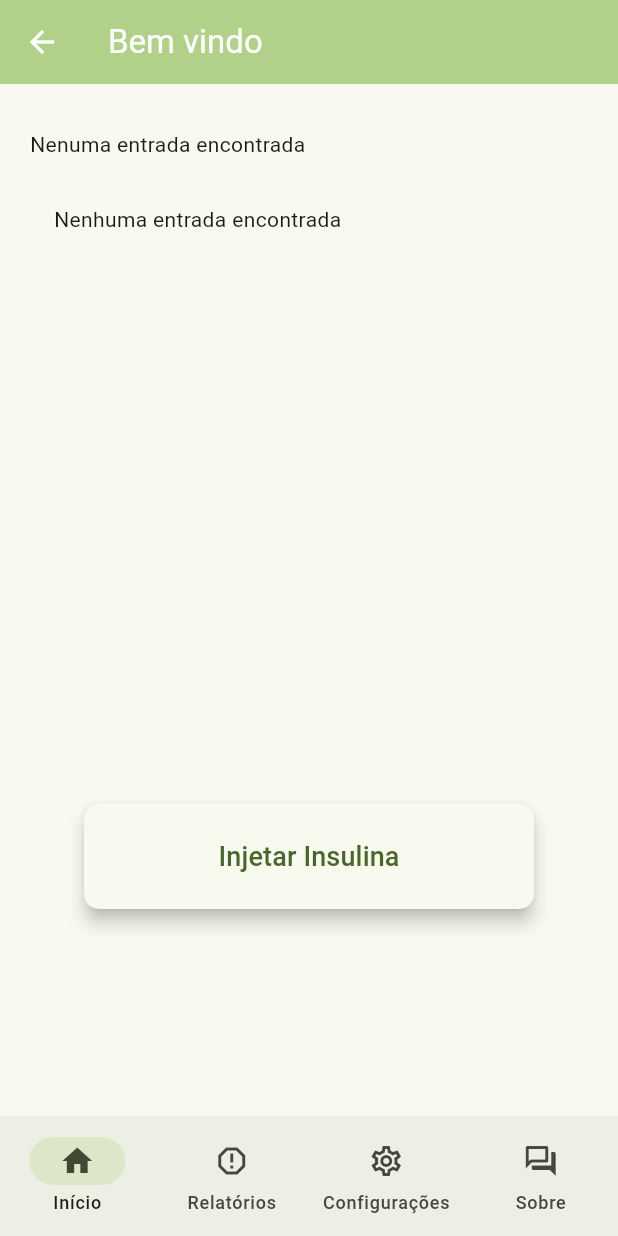
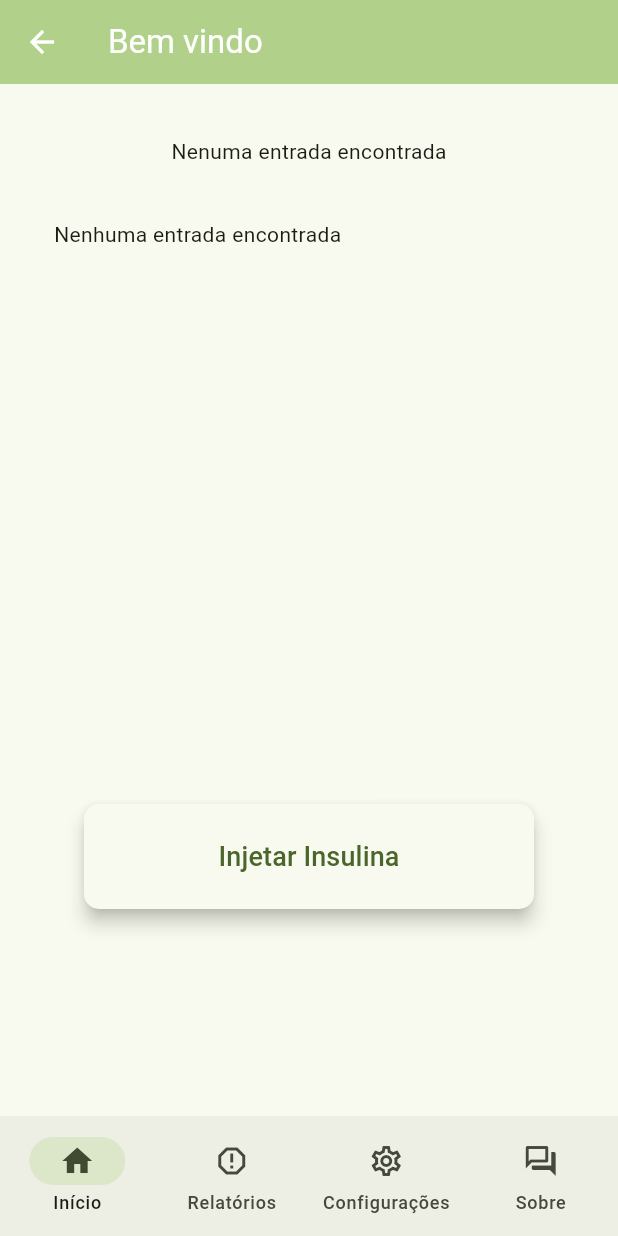
Before and after one commit to Vinicius-Marcondes/controlador-bomba-de-insulina, a Flutter app: the HomePage screen opened directly, on a phone screen of 412 x 824 dp. Run offline on Flutter 3.47's test engine with Material 3 defaults, Android fonts, the phone set to English and light mode, and no system bars; our stand-ins replace csv, flutter_blue_plus, image_picker, permission_handler, sqflite, syncfusion_flutter_charts; accounts and stored records are empty.

Commit message:
Update code

```diff
--- a/lib/service/free_flow_blueetooth_service.dart
+++ b/lib/service/free_flow_blueetooth_service.dart
@@ -94,7 +94,7 @@ class FreeFlowBluetoothService {
       await systemService.lockPump();
       await insulinCharacteristic
           ?.write(timeout: 120, utf8.encode(insulinAmount))
-          .onError((error, stackTrace) => {print(stackTrace), throw Exception("Erro ao enviar insulina")});
+          .onError((error, stackTrace) => throw Exception("Erro ao enviar insulina"));
       await insulinEntryDao.insertEntry(InsulinEntryModel(units: int.parse(insulinAmount), timestamp: DateTime.now(), glicemia: glicemia));
       await systemService.decreaseInsulinStock(int.parse(insulinAmount));
       await systemService.unlockPump();
--- a/lib/service/report_service.dart
+++ b/lib/service/report_service.dart
@@ -31,7 +31,5 @@ class ReportService {
 
     final File file = File('$path/relatorio_${formatter.format(DateTime.now())}.csv');
     await file.writeAsString(csv);
-
-    print("Relatório gerado");
   }
 }
--- a/lib/view/overview.dart
+++ b/lib/view/overview.dart
@@ -3,6 +3,7 @@ import 'package:controlador_bomba_de_insulina/model/user_model.dart';
 import 'package:controlador_bomba_de_insulina/service/free_flow_blueetooth_service.dart';
 import 'package:controlador_bomba_de_insulina/service/user_service.dart';
 import 'package:flutter/material.dart';
+import 'package:intl/intl.dart';
 
 class Overview extends StatefulWidget {
   const Overview({super.key});
@@ -12,8 +13,7 @@ class Overview extends StatefulWidget {
 }
 
 class _OverviewState extends State<Overview> {
-  final FreeFlowBluetoothService freeFlowBluetoothService =
-      FreeFlowBluetoothService();
+  final FreeFlowBluetoothService freeFlowBluetoothService = FreeFlowBluetoothService();
   final TextEditingController textEditingController = TextEditingController();
   final UserService userService = UserService();
 
@@ -35,13 +35,13 @@ class _OverviewState extends State<Overview> {
   @override
   Widget build(BuildContext context) {
     return Scaffold(
+      resizeToAvoidBottomInset: true,
       appBar: AppBar(
         title: FutureBuilder<UserModel>(
           future: userService.getUser(),
           builder: (BuildContext context, snapshot) {
             if (!snapshot.hasData) {
-              return const Text(
-                  'Bem vindo'); // Show loading spinner while waiting for db response
+              return const Text('Bem vindo'); // Show loading spinner while waiting for db response
             } else {
               if (snapshot.hasError) {
                 return const Text('Bem vindo');
@@ -56,7 +56,9 @@ class _OverviewState extends State<Overview> {
         backgroundColor: Theme.of(context).colorScheme.inversePrimary,
         foregroundColor: Colors.white,
       ),
-      body: Column(
+      body: SingleChildScrollView(
+        physics: const NeverScrollableScrollPhysics(),
+        child: Column(
           mainAxisAlignment: MainAxisAlignment.start,
           children: <Widget>[
             Container(
@@ -72,61 +74,40 @@ class _OverviewState extends State<Overview> {
               child: Column(
                 children: [
                   Container(
-                  height: 80,
+                      height: 90,
                       width: double.infinity,
                       padding: const EdgeInsets.symmetric(horizontal: 20),
-                  alignment: Alignment.centerLeft,
-                  child: FutureBuilder<InsulinEntryModel?>(
-                    future: userService.getLastInsulinEntry(),
-                    builder: (BuildContext context, snapshot) {
-                      if (snapshot.hasData) {
-                        return Text(
-                          "Ultima dose aplicada: ${snapshot.data!.units}",
-                          style: TextStyle(
+                      alignment: Alignment.center,
+                      child: _insulinEntries.isEmpty
+                          ? const Text("Nenuma entrada encontrada")
+                          : Text(
+                              "Ultima dose aplicada: ${_insulinEntries.first.units}Ui",
+                              style: const TextStyle(
                                 fontSize: 25,
                                 color: Colors.black54,
                               ),
-                        );
-                      } else {
-                        return const Text("Nenuma entrada encontrada");
-                      }
-                    },
-                  ),
-                ),
-                Container(
+                            )),
+                  SizedBox(
                     height: 355,
                     width: 340,
                     child: _insulinEntries.isEmpty
                         ? const Text("Nenhuma entrada encontrada")
-                      : ListView.builder(
+                        : ListView.separated(
+                            separatorBuilder: (context, index) {
+                              return const Divider();
+                            },
                             itemCount: _insulinEntries.length,
                             itemBuilder: (BuildContext context, int index) {
-                            return Padding(
-                              padding: const EdgeInsets.symmetric(vertical: 3),
-                              child: Container(
-                                padding: const EdgeInsets.symmetric(
-                                    horizontal: 20, vertical: 0),
-                                height: 50,
-                                color: index % 2 == 0
-                                    ? Theme.of(context).colorScheme.background
-                                    : Colors.green[50],
-                                child: Row(
-                                  mainAxisAlignment:
-                                      MainAxisAlignment.spaceBetween,
-                                  children: <Widget>[
-                                    Text(
+                              final DateFormat dateFormatter = DateFormat("hh:mm a - dd/MM/yy");
+                              return ListTile(
+                                contentPadding: const EdgeInsets.symmetric(horizontal: 30),
+                                leading: const Icon(Icons.medical_services_outlined),
+                                title: Text(
                                   "${_insulinEntries[index].units}Ui",
                                   style: const TextStyle(fontSize: 18),
                                 ),
-                                    Text(
-                                      _insulinEntries[index]
-                                          .timestamp
-                                          .toString(),
-                                      style: const TextStyle(fontSize: 18),
-                                    ),
-                                  ],
-                                ),
-                              ),
+                                trailing: Text(dateFormatter.format(_insulinEntries[index].timestamp),
+                                    style: const TextStyle(fontSize: 16)),
                               );
                             },
                           ),
@@ -134,8 +115,7 @@ class _OverviewState extends State<Overview> {
                 ],
               ),
             ),
-          Container(
-            child: ElevatedButton(
+            ElevatedButton(
               style: ElevatedButton.styleFrom(
                   elevation: 5.0,
                   backgroundColor: Theme.of(context).colorScheme.background,
@@ -149,8 +129,8 @@ class _OverviewState extends State<Overview> {
                   )),
               onPressed: () => _inputBuilder(context),
             ),
+          ],
         ),
-        ],
       ),
     );
   }
@@ -189,6 +169,8 @@ class _OverviewState extends State<Overview> {
                     },
                   ),
                 ),
+                // TODO: Implement carbs input
+                Text("Quantidade sugerida: ${userService.calculateRecomendedAmoutOfInulinForCarbs(0)}"),
                 ElevatedButton(
                   style: ElevatedButton.styleFrom(
                     maximumSize: const Size(200, 100),
@@ -217,9 +199,7 @@ class _OverviewState extends State<Overview> {
                         },
                       );
 
-                      await freeFlowBluetoothService
-                          .injectInsulin(textEditingController.text)
-                          .then((value) {
+                      await freeFlowBluetoothService.injectInsulin(textEditingController.text).then((value) {
                         userService.getInsulinEntries().then((value) => {
                               setState(() {
                                 _insulinEntries.clear();
--- a/lib/view/report.dart
+++ b/lib/view/report.dart
@@ -137,7 +137,6 @@ class _ReportState extends State<Report> {
                               final days = _radioButton == 0 ? 1 : _radioButton == 1 ? 7 : 30;
                               final DateTime startDate = DateTime.now().subtract(Duration(days: days));
                               final List<InsulinEntryModel?> insulinEntries = await userService.getInsulinEntriesForInterval(startDate, DateTime.now());
-                              print(DateTime.now());
                               await reportService.generateCSVFile(insulinEntries).then((value) {
                                 showDialog(context: context, builder: (context) {
                                   return AlertDialog(
```
Also changed, not shown: lib/service/user_service.dart (+13 -1 lines). Lines whose indentation alone changed are shown as unchanged.
